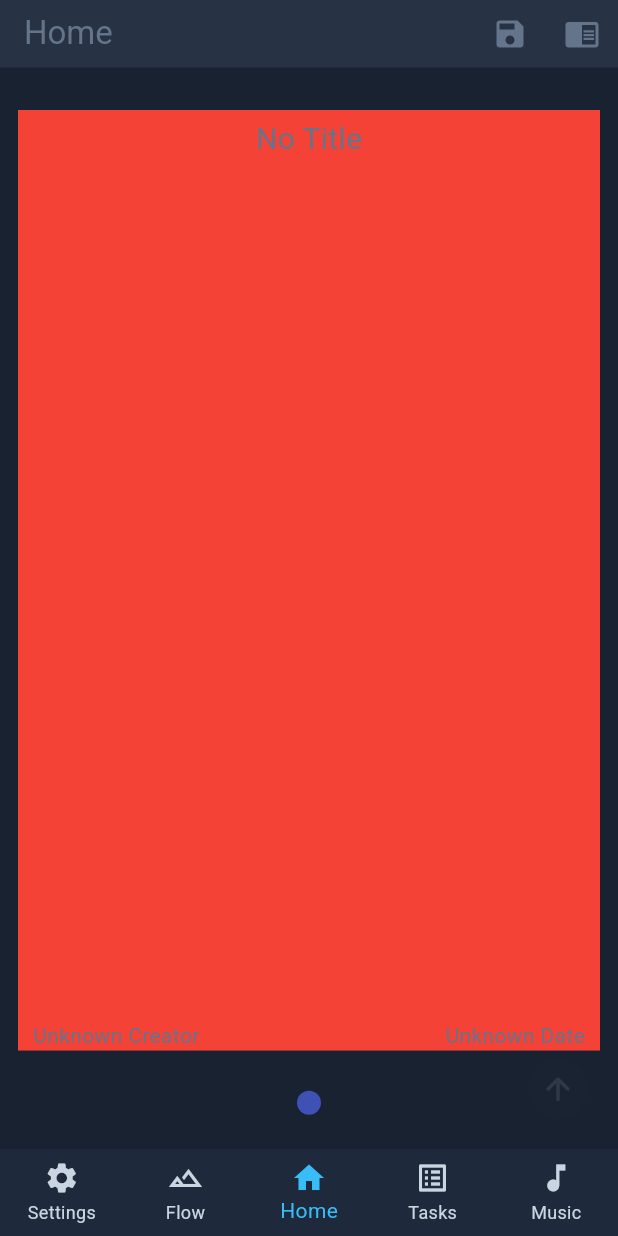
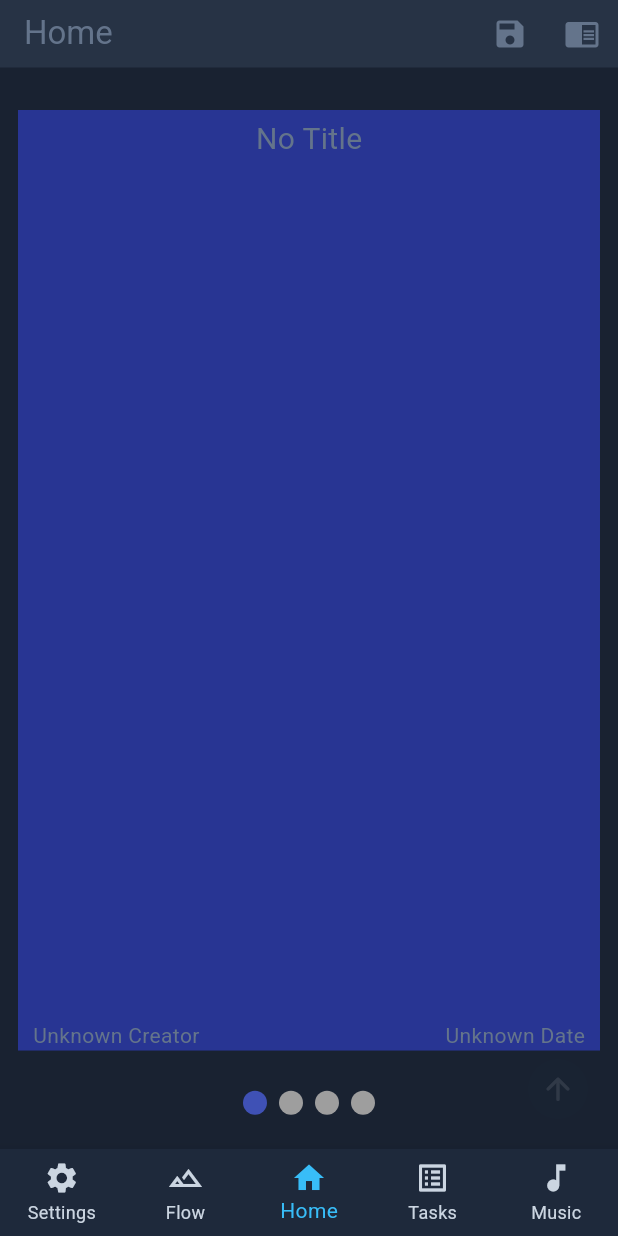
Before and after one commit to Ido-Badash/Flowscape, a Flutter app: the screen it shows after launch, scrolled down 576 dp, on a phone screen of 412 x 824 dp. Run offline on Flutter 3.47's test engine with Material 3 defaults, Android fonts, the phone set to English and light mode, and no system bars; drawn by our look-alikes of smooth_page_indicator.

Commit message:
🎨✨ Update ScapePullUpBar to enable blur effect by default; modify MeditationScape to use indigo colors for improved aesthetics.

```diff
--- a/lib/features/home/screens/scapes/scape_widgets/scape_pullup_bar.dart
+++ b/lib/features/home/screens/scapes/scape_widgets/scape_pullup_bar.dart
@@ -19,7 +19,7 @@ class ScapePullUpBar extends StatelessWidget {
     this.sigmaX = 5.0,
     this.sigmaY = 5.0,
     this.tileMode,
-    this.blur = false,
+    this.blur = true,
     this.onDoubleTap,
   });
 
--- a/lib/features/home/screens/scapes/scapes_warehouse/meditation.dart
+++ b/lib/features/home/screens/scapes/scapes_warehouse/meditation.dart
@@ -8,7 +8,10 @@ class MeditationScape extends StatelessWidget {
   Widget build(BuildContext context) {
     return Scape(
       children: [
-        ScapePage(child: ClassicHeadFrame(child: Container(color: Colors.red))),
+        ScapePage(child: ClassicHeadFrame(child: Container(color: Colors.indigo[800]))),
+        ScapePage(child: ClassicFrame(child: Container(color: Colors.indigo[700]))),
+        ScapePage(child: ClassicFrame(child: Container(color: Colors.indigo[600]))),
+        ScapePage(child: ClassicFrame(child: Container(color: Colors.indigo[500]))),
       ],
     );
   }
```
